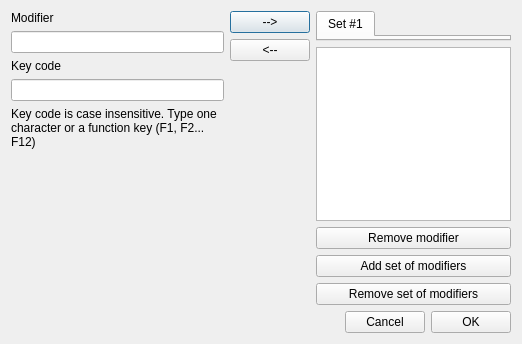
Before: the Qt Designer form add_modifier.ui in olivierfriard/BORIS, drawn with Qt 5.
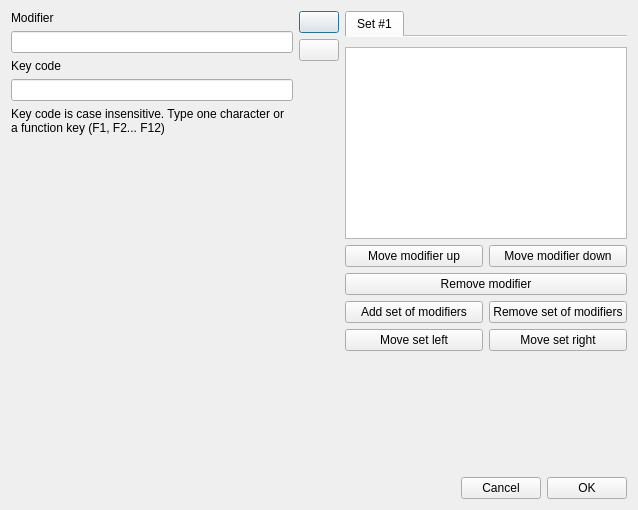
After: the same form once the commit is applied.

The edit to the form file:
```diff
--- a/add_modifier.ui
+++ b/add_modifier.ui
@@ -6,18 +6,18 @@
    <rect>
     <x>0</x>
     <y>0</y>
-    <width>522</width>
-    <height>344</height>
+    <width>638</width>
+    <height>510</height>
    </rect>
   </property>
   <property name="windowTitle">
    <string>Set modifiers</string>
   </property>
-  <layout class="QVBoxLayout" name="verticalLayout_7">
+  <layout class="QVBoxLayout" name="verticalLayout_5">
    <item>
-    <layout class="QVBoxLayout" name="verticalLayout_6">
+    <layout class="QVBoxLayout" name="verticalLayout_4">
      <item>
-      <layout class="QHBoxLayout" name="horizontalLayout">
+      <layout class="QHBoxLayout" name="horizontalLayout_5">
        <item>
         <layout class="QVBoxLayout" name="verticalLayout_2">
          <item>
@@ -70,14 +70,14 @@
          <item>
           <widget class="QPushButton" name="pbAddModifier">
            <property name="text">
-            <string>--&gt;</string>
+            <string/>
            </property>
           </widget>
          </item>
          <item>
           <widget class="QPushButton" name="pbModifyModifier">
            <property name="text">
-            <string>&lt;--</string>
+            <string/>
            </property>
           </widget>
          </item>
@@ -97,20 +97,30 @@
         </layout>
        </item>
        <item>
-        <layout class="QVBoxLayout" name="verticalLayout_5">
-         <item>
           <layout class="QVBoxLayout" name="verticalLayout">
            <item>
             <widget class="QTabWidget" name="tabWidgetModifiersSets">
+           <property name="maximumSize">
+            <size>
+             <width>16777215</width>
+             <height>30</height>
+            </size>
+           </property>
              <property name="tabPosition">
               <enum>QTabWidget::North</enum>
              </property>
+           <property name="tabShape">
+            <enum>QTabWidget::Rounded</enum>
+           </property>
              <property name="currentIndex">
               <number>0</number>
              </property>
              <property name="elideMode">
               <enum>Qt::ElideNone</enum>
              </property>
+           <property name="documentMode">
+            <bool>true</bool>
+           </property>
              <widget class="QWidget" name="set1">
               <attribute name="title">
                <string>Set #1</string>
@@ -121,10 +131,24 @@
            <item>
             <widget class="QListWidget" name="lwModifiers"/>
            </item>
+         <item>
+          <layout class="QHBoxLayout" name="horizontalLayout">
+           <item>
+            <widget class="QPushButton" name="pbMoveUp">
+             <property name="text">
+              <string>Move modifier up</string>
+             </property>
+            </widget>
+           </item>
+           <item>
+            <widget class="QPushButton" name="pbMoveDown">
+             <property name="text">
+              <string>Move modifier down</string>
+             </property>
+            </widget>
+           </item>
           </layout>
          </item>
-         <item>
-          <layout class="QVBoxLayout" name="verticalLayout_4">
            <item>
             <widget class="QPushButton" name="pbRemoveModifier">
              <property name="text">
@@ -133,6 +157,8 @@
             </widget>
            </item>
            <item>
+          <layout class="QHBoxLayout" name="horizontalLayout_3">
+           <item>
             <widget class="QPushButton" name="pbAddSet">
              <property name="text">
               <string>Add set of modifiers</string>
@@ -148,6 +174,37 @@
            </item>
           </layout>
          </item>
+         <item>
+          <layout class="QHBoxLayout" name="horizontalLayout_4">
+           <item>
+            <widget class="QPushButton" name="pbMoveSetLeft">
+             <property name="text">
+              <string>Move set left</string>
+             </property>
+            </widget>
+           </item>
+           <item>
+            <widget class="QPushButton" name="pbMoveSetRight">
+             <property name="text">
+              <string>Move set right</string>
+             </property>
+            </widget>
+           </item>
+          </layout>
+         </item>
+         <item>
+          <spacer name="verticalSpacer_3">
+           <property name="orientation">
+            <enum>Qt::Vertical</enum>
+           </property>
+           <property name="sizeHint" stdset="0">
+            <size>
+             <width>20</width>
+             <height>40</height>
+            </size>
+           </property>
+          </spacer>
+         </item>
         </layout>
        </item>
       </layout>
```
Lines whose indentation alone changed are shown as unchanged.
